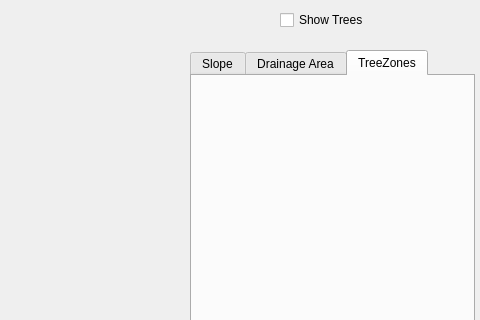
The window that display.ui (dyavil/Procedural_Tools) describes before a commit, drawn with Qt 5; both pictures show x 520 to 1000 and y 0 to 320 of the 1000 by 700 pixel window.
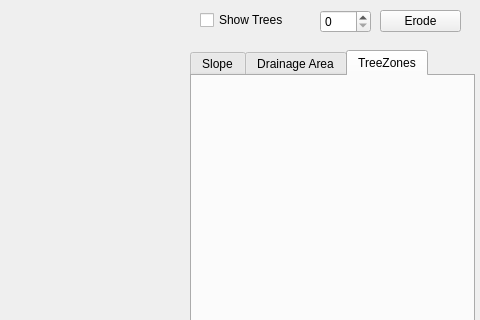
The same window after the commit. The open tabs and pages were chosen to show the change. Custom widgets are drawn as their Qt base class.

```diff
--- a/display.ui
+++ b/display.ui
@@ -217,7 +217,7 @@
    <widget class="QCheckBox" name="showTrees">
     <property name="geometry">
      <rect>
-      <x>800</x>
+      <x>720</x>
       <y>10</y>
       <width>101</width>
       <height>20</height>
@@ -227,6 +227,42 @@
      <string>Show Trees</string>
     </property>
    </widget>
+   <widget class="QSpinBox" name="erodeSpinBox">
+    <property name="geometry">
+     <rect>
+      <x>840</x>
+      <y>10</y>
+      <width>51</width>
+      <height>23</height>
+     </rect>
+    </property>
+   </widget>
+   <widget class="QPushButton" name="ErodeButton">
+    <property name="geometry">
+     <rect>
+      <x>900</x>
+      <y>10</y>
+      <width>81</width>
+      <height>22</height>
+     </rect>
+    </property>
+    <property name="text">
+     <string>Erode</string>
+    </property>
+   </widget>
+   <widget class="QLabel" name="workingLabel">
+    <property name="geometry">
+     <rect>
+      <x>970</x>
+      <y>10</y>
+      <width>21</width>
+      <height>21</height>
+     </rect>
+    </property>
+    <property name="text">
+     <string/>
+    </property>
+   </widget>
   </widget>
   <widget class="QMenuBar" name="menuBar">
    <property name="geometry">
```
Left out of the diff: 2 changed lines with no effect on the pictures.
